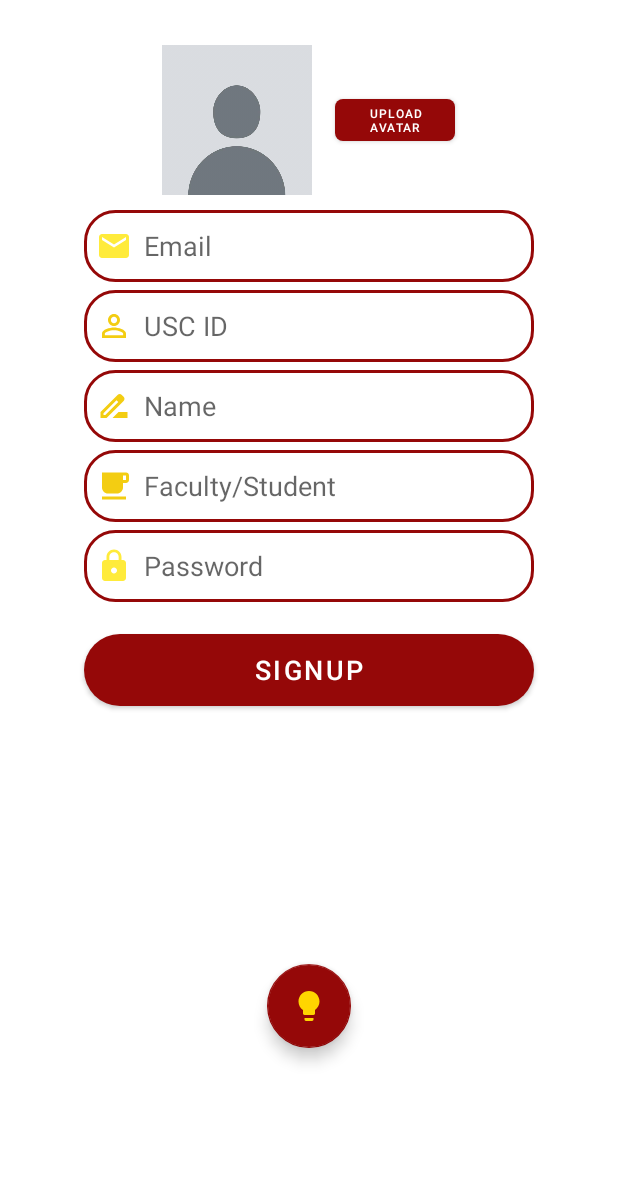
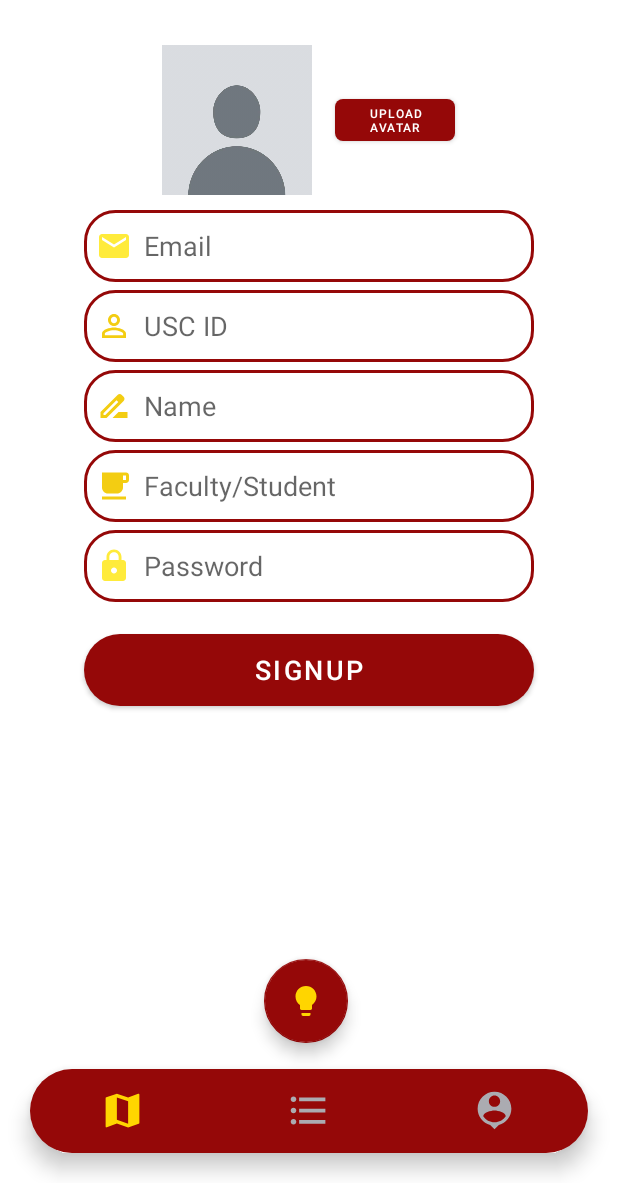
Before and after one commit to AryaWkx/FindASeat_csci310, an Android app: the fragment SignupTabFragment placed in its activity, on a phone screen of 412 x 824 dp, the part 53-1236 px from its top. Run offline under Robolectric (Android 15) with nearby library versions, the phone set to English and light mode, and no system bars; our stand-ins replace Firebase (no records; nobody signed in at launch, a user with empty details on screens opened directly).

Commit message:
add an isolated navigation bar (UI adjustment only)

```diff
--- a/app/src/main/java/com/example/findaseat_csci310/MainActivity.java
+++ b/app/src/main/java/com/example/findaseat_csci310/MainActivity.java
@@ -8,11 +8,14 @@ import android.os.Bundle;
 import android.view.LayoutInflater;
 import android.view.View;
 import android.view.ViewGroup;
+
+import com.google.android.material.bottomnavigation.BottomNavigationView;
 import com.google.firebase.database.DatabaseReference;
 import com.google.firebase.database.FirebaseDatabase;
 import android.content.Intent;
 import android.view.Gravity;
 import android.widget.PopupWindow;
+import android.widget.RelativeLayout;
 import android.widget.TextView;
 import android.widget.Toast;
 
@@ -36,7 +39,7 @@ public class MainActivity extends AppCompatActivity implements OnMapReadyCallbac
     private GoogleMap myMap;
     private String building_name;
     private boolean isLogin = false;
-    private ConstraintLayout layout;
+    private RelativeLayout layout;
     private String usrID;
     private String username;
 
@@ -45,18 +48,42 @@ public class MainActivity extends AppCompatActivity implements OnMapReadyCallbac
     @Override
     protected void onCreate(Bundle savedInstanceState) {
         super.onCreate(savedInstanceState);
+
+        // get intent from login page
         Intent intent = getIntent();
-
         isLogin = intent.getBooleanExtra("isLogin", false);
         usrID = intent.getStringExtra("usrID");
         username = intent.getStringExtra("username");
         // log user ID
         if (isLogin) {
             Toast.makeText(getApplicationContext(), "Logged in as " + username, Toast.LENGTH_SHORT).show();
-        } else {
-//            Toast.makeText(getApplicationContext(), "Not logged in", Toast.LENGTH_SHORT).show();
         }
         setContentView(R.layout.activity_main);
+
+        // navigation bar selector
+//        BottomNavigationView bottomNavigationView = findViewById(R.id.Navigation);
+//        bottomNavigationView.setSelectedItemId(R.id.bottom_map);
+//        bottomNavigationView.setOnItemSelectedListener(item -> {
+//            switch (item.getItemId()) {
+//                case R.id.bottom_map:
+//                    return true;
+//                case R.id.bottom_profile:
+//                    startActivity(new Intent(getApplicationContext(), BuildingActivity.class));
+//                    overridePendingTransition(R.anim.slide_in_right, R.anim.slide_out_left);
+//                    finish();
+//                    return true;
+//                case R.id.bottom_reservations:
+//                    if (isLogin) {
+//                        startActivity(new Intent(getApplicationContext(), BuildingActivity.class));
+//                        overridePendingTransition(R.anim.slide_in_right, R.anim.slide_out_left);
+//                        finish();
+//                    } else {
+//                        promptLogin();
+//                    }
+//                    return true;
+//            }
+//            return false;
+//        });
         load_mapview();
     }
 
@@ -97,6 +124,7 @@ public class MainActivity extends AppCompatActivity implements OnMapReadyCallbac
         myMap.setMaxZoomPreference(20);
         // set min zoom level
         myMap.setMinZoomPreference(15);
+        myMap.setPadding(0, 0, 0, 240);
         myMap.getUiSettings().setZoomControlsEnabled(true);
         myMap.getUiSettings().setCompassEnabled(true);
         myMap.getUiSettings().setMyLocationButtonEnabled(true);
@@ -113,7 +141,7 @@ public class MainActivity extends AppCompatActivity implements OnMapReadyCallbac
                 } else {
                     // TODO: jump to reserve page if logged in, else jump to login page
                     if (isLogin) {
-                        layout = findViewById(R.id.constraintLayout);
+                        layout = findViewById(R.id.main_layout);
                         createPopupWindow();
                     } else {
                         promptLogin();
--- /dev/null
+++ b/app/src/main/res/anim/slide_in_right.xml
@@ -0,0 +1,8 @@
+<?xml version="1.0" encoding="utf-8"?>
+
+<set xmlns:android="http://schemas.android.com/apk/res/android">
+    <translate
+        android:duration="@android:integer/config_mediumAnimTime"
+        android:fromXDelta="100%p"
+        android:toXDelta="0" />
+</set>
--- /dev/null
+++ b/app/src/main/res/anim/slide_out_left.xml
@@ -0,0 +1,8 @@
+<?xml version="1.0" encoding="utf-8"?>
+
+<set xmlns:android="http://schemas.android.com/apk/res/android">
+    <translate
+        android:duration="@android:integer/config_mediumAnimTime"
+        android:fromXDelta="0"
+        android:toXDelta="-100%p" />
+</set>
--- /dev/null
+++ b/app/src/main/res/drawable/baseline_format_list_bulleted_24.xml
@@ -0,0 +1,5 @@
+<vector android:autoMirrored="true" android:height="24dp"
+    android:tint="#F3CD12" android:viewportHeight="24"
+    android:viewportWidth="24" android:width="24dp" xmlns:android="http://schemas.android.com/apk/res/android">
+    <path android:fillColor="@android:color/white" android:pathData="M4,10.5c-0.83,0 -1.5,0.67 -1.5,1.5s0.67,1.5 1.5,1.5 1.5,-0.67 1.5,-1.5 -0.67,-1.5 -1.5,-1.5zM4,4.5c-0.83,0 -1.5,0.67 -1.5,1.5S3.17,7.5 4,7.5 5.5,6.83 5.5,6 4.83,4.5 4,4.5zM4,16.5c-0.83,0 -1.5,0.68 -1.5,1.5s0.68,1.5 1.5,1.5 1.5,-0.68 1.5,-1.5 -0.67,-1.5 -1.5,-1.5zM7,19h14v-2L7,17v2zM7,13h14v-2L7,11v2zM7,5v2h14L21,5L7,5z"/>
+</vector>
--- /dev/null
+++ b/app/src/main/res/drawable/baseline_map_24.xml
@@ -0,0 +1,5 @@
+<vector android:height="24dp" android:tint="#F3CD12"
+    android:viewportHeight="24" android:viewportWidth="24"
+    android:width="24dp" xmlns:android="http://schemas.android.com/apk/res/android">
+    <path android:fillColor="@android:color/white" android:pathData="M20.5,3l-0.16,0.03L15,5.1 9,3 3.36,4.9c-0.21,0.07 -0.36,0.25 -0.36,0.48V20.5c0,0.28 0.22,0.5 0.5,0.5l0.16,-0.03L9,18.9l6,2.1 5.64,-1.9c0.21,-0.07 0.36,-0.25 0.36,-0.48V3.5c0,-0.28 -0.22,-0.5 -0.5,-0.5zM15,19l-6,-2.11V5l6,2.11V19z"/>
+</vector>
--- /dev/null
+++ b/app/src/main/res/drawable/baseline_person_pin_24.xml
@@ -0,0 +1,5 @@
+<vector android:height="24dp" android:tint="#F3CD12"
+    android:viewportHeight="24" android:viewportWidth="24"
+    android:width="24dp" xmlns:android="http://schemas.android.com/apk/res/android">
+    <path android:fillColor="@android:color/white" android:pathData="M12,2c-4.97,0 -9,4.03 -9,9 0,4.17 2.84,7.67 6.69,8.69L12,22l2.31,-2.31C18.16,18.67 21,15.17 21,11c0,-4.97 -4.03,-9 -9,-9zM12,4c1.66,0 3,1.34 3,3s-1.34,3 -3,3 -3,-1.34 -3,-3 1.34,-3 3,-3zM12,18.3c-2.5,0 -4.71,-1.28 -6,-3.22 0.03,-1.99 4,-3.08 6,-3.08 1.99,0 5.97,1.09 6,3.08 -1.29,1.94 -3.5,3.22 -6,3.22z"/>
+</vector>
--- /dev/null
+++ b/app/src/main/res/drawable/navigation_bkg.xml
@@ -0,0 +1,6 @@
+<?xml version="1.0" encoding="utf-8"?>
+<shape xmlns:android="http://schemas.android.com/apk/res/android"
+    android:shape="rectangle">
+    <solid android:color="@color/lavender"/>
+    <corners android:radius="40dp"/>
+</shape>
--- /dev/null
+++ b/app/src/main/res/drawable/navigation_selector.xml
@@ -0,0 +1,9 @@
+<?xml version="1.0" encoding="utf-8"?>
+<selector xmlns:android="http://schemas.android.com/apk/res/android">
+    <item
+        android:state_selected="true"
+        android:color="@color/yellow" />
+    <item
+        android:state_selected="false"
+        android:color="@color/material_dynamic_neutral70" />
+</selector>
--- a/app/src/main/res/layout/activity_main.xml
+++ b/app/src/main/res/layout/activity_main.xml
@@ -1,46 +1,68 @@
 <?xml version="1.0" encoding="utf-8"?>
-<androidx.constraintlayout.widget.ConstraintLayout xmlns:android="http://schemas.android.com/apk/res/android"
+<RelativeLayout xmlns:android="http://schemas.android.com/apk/res/android"
     xmlns:app="http://schemas.android.com/apk/res-auto"
     xmlns:tools="http://schemas.android.com/tools"
-    android:id="@+id/constraintLayout"
+    android:id="@+id/main_layout"
     android:layout_width="match_parent"
     android:layout_height="match_parent"
     tools:context=".MainActivity">
+
+    <com.google.android.material.bottomnavigation.BottomNavigationView
+        android:id="@+id/Navigation"
+        android:layout_width="match_parent"
+        android:layout_height="wrap_content"
+        android:layout_alignParentBottom="true"
+        android:layout_marginEnd="20dp"
+        android:layout_marginStart="20dp"
+        android:layout_marginBottom="20dp"
+        android:layout_marginTop="30dp"
+        android:background="@drawable/navigation_bkg"
+        android:elevation="2dp"
+        app:layout_constraintBottom_toBottomOf="parent"
+        app:itemIconSize="30dp"
+        app:itemIconTint="@drawable/navigation_selector"
+        app:itemRippleColor="@android:color/transparent"
+        app:labelVisibilityMode="unlabeled"
+        app:menu="@menu/bottom_menu" />
 
     <com.google.android.material.floatingactionbutton.FloatingActionButton
         android:id="@+id/floatingActionButton1"
         android:layout_width="wrap_content"
         android:layout_height="wrap_content"
-        android:layout_marginBottom="90dp"
+        android:layout_alignParentStart="true"
+        android:layout_alignParentBottom="true"
+        android:layout_marginStart="176dp"
+        android:layout_marginBottom="93dp"
+        android:clickable="true"
         app:backgroundTint="@color/lavender"
-        android:clickable="true"
+        app:layout_constraintEnd_toEndOf="parent"
+        app:layout_constraintStart_toStartOf="parent"
         app:srcCompat="@drawable/baseline_lightbulb_24"
-        app:tint = "@color/yellow"
-        app:layout_constraintBottom_toBottomOf="@+id/constraintLayout"
-        app:layout_constraintEnd_toEndOf="parent"
-        app:layout_constraintStart_toStartOf="parent" />
+        app:tint="@color/yellow" />
 
     <com.google.android.material.floatingactionbutton.FloatingActionButton
         android:id="@+id/floatingActionButton2"
         android:layout_width="wrap_content"
         android:layout_height="wrap_content"
-        android:layout_marginBottom="90dp"
+        android:layout_alignParentStart="true"
+        android:layout_alignParentBottom="true"
+        android:layout_marginStart="176dp"
+        android:layout_marginBottom="93dp"
+        android:clickable="true"
+        android:visibility="invisible"
         app:backgroundTint="@color/yellow"
-        android:clickable="true"
-        app:srcCompat="@drawable/baseline_ads_click_24"
-        app:tint = "@color/lavender"
-        app:layout_constraintBottom_toBottomOf="@+id/constraintLayout"
         app:layout_constraintEnd_toEndOf="parent"
         app:layout_constraintStart_toStartOf="parent"
-        android:visibility="invisible"/>
+        app:srcCompat="@drawable/baseline_ads_click_24"
+        app:tint="@color/lavender" />
 
-    <fragment
+        <fragment
         android:id="@+id/map"
         android:name="com.google.android.gms.maps.SupportMapFragment"
         android:layout_width="match_parent"
-        android:layout_height="660dp"
+        android:layout_height="match_parent"
         app:layout_constraintEnd_toEndOf="parent"
         app:layout_constraintStart_toStartOf="parent"
         app:layout_constraintTop_toTopOf="parent"/>
 
-</androidx.constraintlayout.widget.ConstraintLayout>
+</RelativeLayout>
--- /dev/null
+++ b/app/src/main/res/menu/bottom_menu.xml
@@ -0,0 +1,15 @@
+<?xml version="1.0" encoding="utf-8"?>
+<menu xmlns:android="http://schemas.android.com/apk/res/android">
+    <item
+        android:id = "@+id/bottom_map"
+        android:icon="@drawable/baseline_map_24"
+        android:title="Map"/>
+    <item
+        android:id = "@+id/bottom_reservations"
+        android:icon="@drawable/baseline_format_list_bulleted_24"
+        android:title="Reservations"/>
+    <item
+        android:id = "@+id/bottom_profile"
+        android:icon="@drawable/baseline_person_pin_24"
+        android:title="Profile"/>
+</menu>
--- a/app/src/main/res/values/colors.xml
+++ b/app/src/main/res/values/colors.xml
@@ -11,4 +11,5 @@
     <color name="red_light">#D17676</color>
     <color name="green">#10CA0A</color>
     <color name="yellow">#FFD500</color>
+    <color name="material_dynamic_neutral70">#B3FFFFFF</color>
 </resources>
--- a/app/src/main/res/values/themes.xml
+++ b/app/src/main/res/values/themes.xml
@@ -12,5 +12,10 @@
         <!-- Status bar color. -->
         <item name="android:statusBarColor">?attr/colorPrimaryVariant</item>
         <!-- Customize your theme here. -->
+        <item name="android:windowAnimationStyle">@style/CustomActivityAnimation</item>
+    </style>
+    <style name="CustomActivityAnimation" parent="@android:style/Animation.Activity">
+        <item name="android:activityOpenEnterAnimation">@anim/slide_in_right</item>
+        <item name="android:activityOpenExitAnimation">@anim/slide_out_left</item>
     </style>
 </resources>
```
